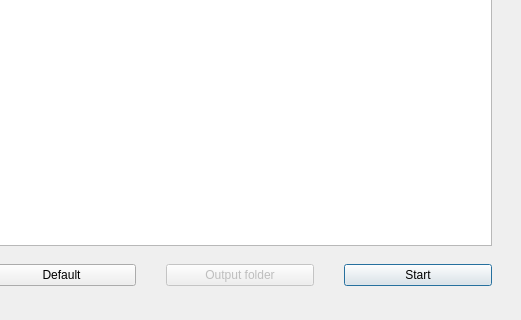
The window that src/gui/topfd/topfddialog.ui (toppic-suite/toppic-suite) describes before a commit, drawn with Qt 5; both pictures show x 399 to 920 and y 285 to 605 of the 920 by 605 pixel window.
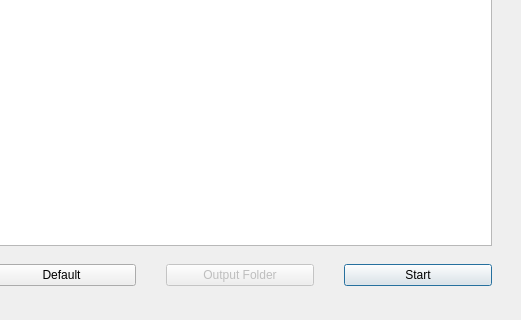
The same window after the commit. Icons and pictures are not drawn.

Commit message: Slightly modified the wording of GUI.

The edit to the form file:
```diff
--- a/src/gui/topfd/topfddialog.ui
+++ b/src/gui/topfd/topfddialog.ui
@@ -349,7 +349,7 @@
         <bool>false</bool>
        </property>
        <property name="text">
-        <string>Output folder</string>
+        <string>Output Folder</string>
        </property>
       </widget>
      </item>
```
The commit also changes 3 other files.
